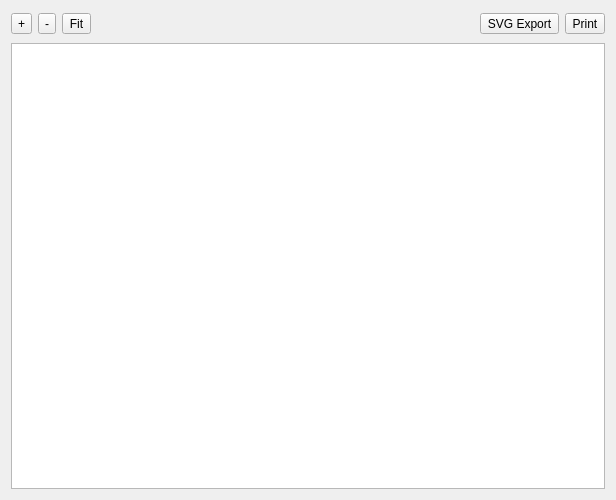
Before: the Qt Designer form lib/roby/log/gui/relations_view.ui in rock-core/tools-roby, drawn with Qt 5.
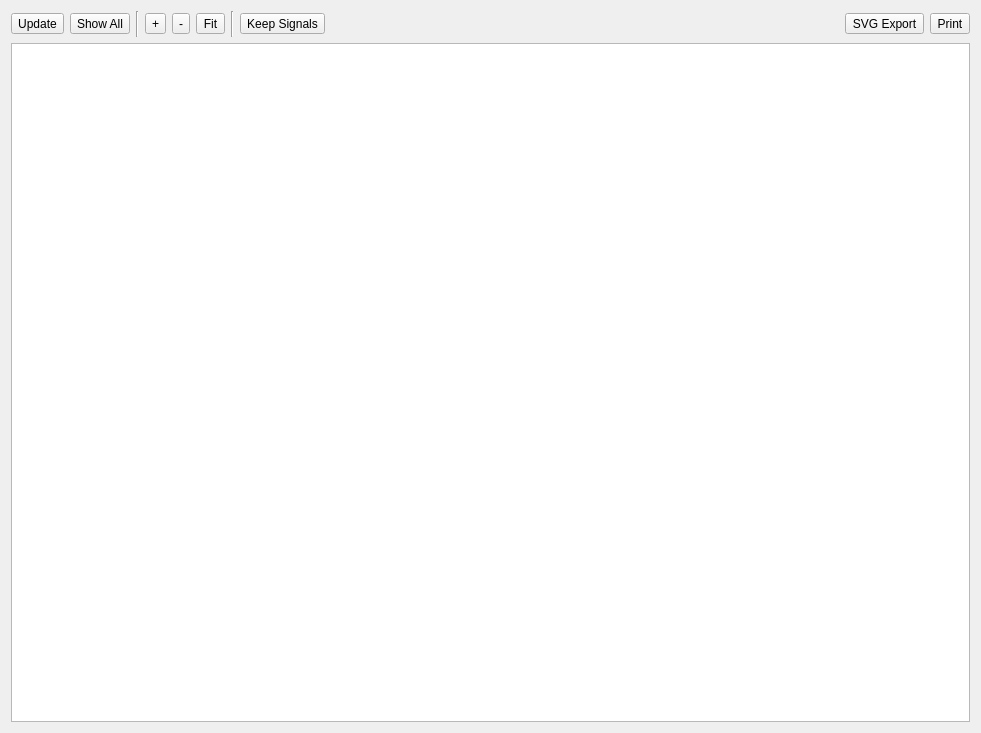
After: the same form once the commit is applied.

Commit message: [log] add show/hide context menu, and "update" "keep signals" buttons in relation display

Diff of the .ui file:
```diff
--- a/lib/roby/log/gui/relations_view.ui
+++ b/lib/roby/log/gui/relations_view.ui
@@ -5,8 +5,8 @@
    <rect>
     <x>0</x>
     <y>0</y>
-    <width>616</width>
-    <height>500</height>
+    <width>981</width>
+    <height>733</height>
    </rect>
   </property>
   <property name="windowTitle" >
@@ -15,6 +15,27 @@
   <layout class="QVBoxLayout" >
    <item>
     <layout class="QHBoxLayout" >
+     <item>
+      <widget class="QToolButton" name="update" >
+       <property name="text" >
+        <string>Update</string>
+       </property>
+      </widget>
+     </item>
+     <item>
+      <widget class="QToolButton" name="show_all" >
+       <property name="text" >
+        <string>Show All</string>
+       </property>
+      </widget>
+     </item>
+     <item>
+      <widget class="Line" name="line" >
+       <property name="orientation" >
+        <enum>Qt::Vertical</enum>
+       </property>
+      </widget>
+     </item>
      <item>
       <widget class="QToolButton" name="zoom" >
        <property name="text" >
@@ -36,6 +57,23 @@
        </property>
       </widget>
      </item>
+     <item>
+      <widget class="Line" name="line_2" >
+       <property name="orientation" >
+        <enum>Qt::Vertical</enum>
+       </property>
+      </widget>
+     </item>
+     <item>
+      <widget class="QToolButton" name="keep_signals" >
+       <property name="text" >
+        <string>Keep Signals</string>
+       </property>
+       <property name="checkable" >
+        <bool>true</bool>
+       </property>
+      </widget>
+     </item>
      <item>
       <spacer>
        <property name="orientation" >
@@ -43,7 +81,7 @@
        </property>
        <property name="sizeHint" >
         <size>
-         <width>261</width>
+         <width>301</width>
          <height>26</height>
         </size>
        </property>
```
The commit also changes 2 other files.
